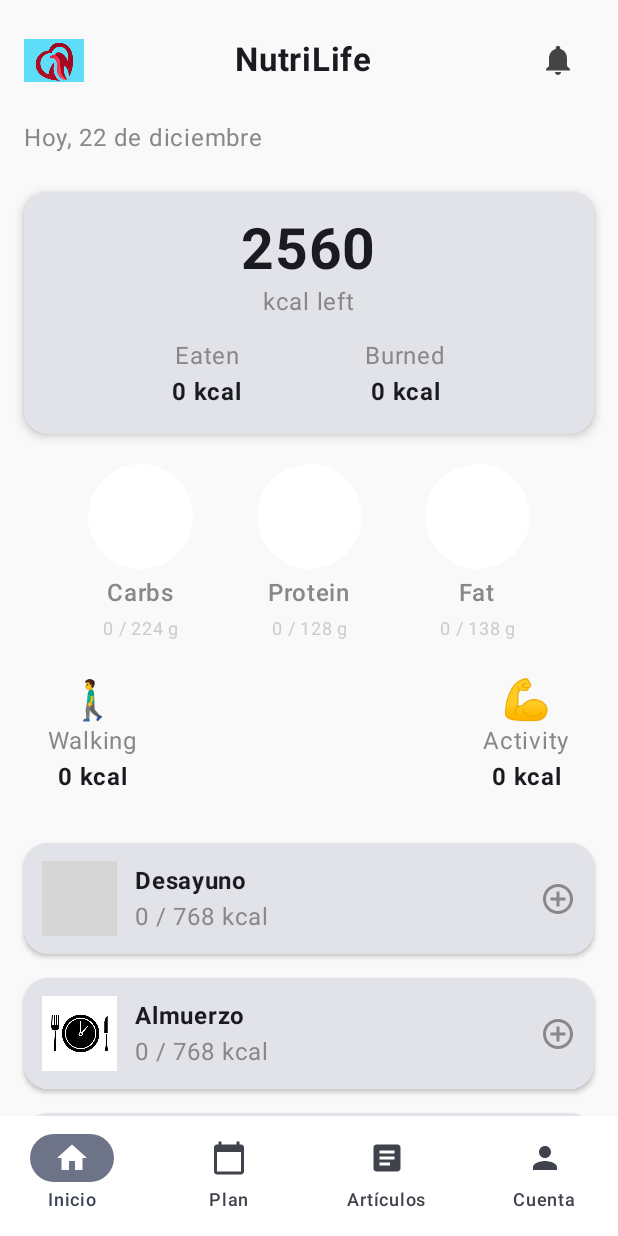
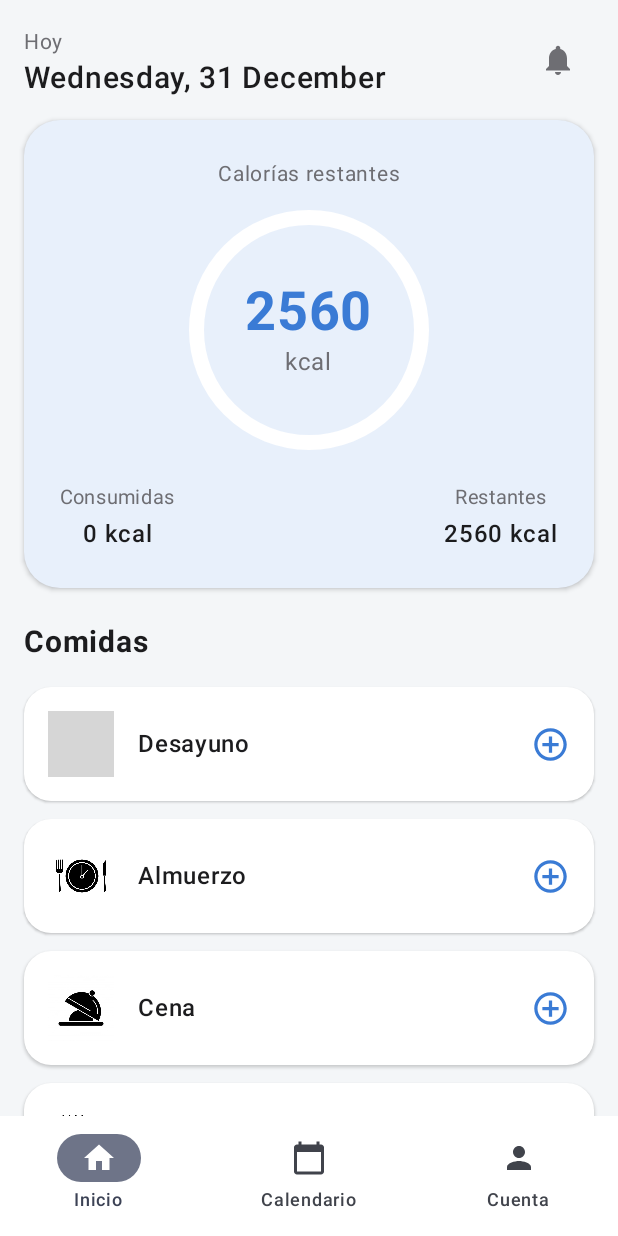
Before and after one commit to Jose-ops789/Nutrilive, an Android app built with Jetpack Compose: the HomeScreen screen opened through its navigation route, on a phone screen of 412 x 824 dp. Run offline under Robolectric (Android 15) with nearby library versions, the phone set to English and light mode, and no system bars; grey boxes are pictures that could not be loaded.

Commit message:
avance nuevo

```diff
--- a/app/src/main/java/screens/CaloriesState.kt
+++ b/app/src/main/java/screens/CaloriesState.kt
@@ -1,17 +1,32 @@
 package screens
-
-
 
 import androidx.compose.runtime.mutableIntStateOf
 
 object CaloriesState {
 
-    // calorías consumidas totales
+    // 🔥 Total diario
+    val totalCalories = mutableIntStateOf(2560)
+
+    // 🔥 Consumidas
     val eatenCalories = mutableIntStateOf(0)
 
-    // calorías por comida
+    // 🔥 Restantes
+    val leftCalories = mutableIntStateOf(2560)
+
+    // Por comida
     val breakfastCalories = mutableIntStateOf(0)
     val lunchCalories = mutableIntStateOf(0)
     val dinnerCalories = mutableIntStateOf(0)
     val snacksCalories = mutableIntStateOf(0)
+
+    fun recalculate() {
+        eatenCalories.intValue =
+            breakfastCalories.intValue +
+                    lunchCalories.intValue +
+                    dinnerCalories.intValue +
+                    snacksCalories.intValue
+
+        leftCalories.intValue =
+            totalCalories.intValue - eatenCalories.intValue
+    }
 }
--- a/app/src/main/java/screens/HomeScreen.kt
+++ b/app/src/main/java/screens/HomeScreen.kt
@@ -4,37 +4,16 @@ import androidx.annotation.DrawableRes
 import androidx.compose.foundation.Image
 import androidx.compose.foundation.background
 import androidx.compose.foundation.clickable
-import androidx.compose.foundation.layout.Arrangement
-import androidx.compose.foundation.layout.Box
-import androidx.compose.foundation.layout.Column
-import androidx.compose.foundation.layout.Row
-import androidx.compose.foundation.layout.Spacer
-import androidx.compose.foundation.layout.fillMaxSize
-import androidx.compose.foundation.layout.fillMaxWidth
-import androidx.compose.foundation.layout.height
-import androidx.compose.foundation.layout.padding
-import androidx.compose.foundation.layout.size
-import androidx.compose.foundation.layout.width
+import androidx.compose.foundation.layout.*
 import androidx.compose.foundation.rememberScrollState
-import androidx.compose.foundation.shape.CircleShape
 import androidx.compose.foundation.shape.RoundedCornerShape
 import androidx.compose.foundation.verticalScroll
 import androidx.compose.material.icons.Icons
-import androidx.compose.material.icons.automirrored.filled.Article
-import androidx.compose.material.icons.filled.AddCircleOutline
-import androidx.compose.material.icons.filled.CalendarToday
-import androidx.compose.material.icons.filled.Home
-import androidx.compose.material.icons.filled.Notifications
-import androidx.compose.material.icons.filled.Person
-import androidx.compose.material3.Card
-import androidx.compose.material3.CardDefaults
-import androidx.compose.material3.Icon
-import androidx.compose.material3.IconButton
-import androidx.compose.material3.NavigationBar
-import androidx.compose.material3.NavigationBarItem
-import androidx.compose.material3.Scaffold
-import androidx.compose.material3.Text
+import androidx.compose.material.icons.filled.*
+import androidx.compose.material3.*
+import androidx.compose.material3.CircularProgressIndicator
 import androidx.compose.runtime.Composable
+import androidx.compose.runtime.remember
 import androidx.compose.ui.Alignment
 import androidx.compose.ui.Modifier
 import androidx.compose.ui.graphics.Color
@@ -44,285 +23,270 @@ import androidx.compose.ui.tooling.preview.Preview
 import androidx.compose.ui.unit.dp
 import androidx.compose.ui.unit.sp
 import com.example.nutrilive.R
+import java.text.SimpleDateFormat
+import java.util.Date
+import java.util.Locale
+
+/* ---------------------- COLORS ---------------------- */
+
+private val Background = Color(0xFFF4F6F8)
+private val Primary = Color(0xFF3A7BD5)
+private val PrimarySoft = Color(0xFFE8F0FB)
+private val TextMain = Color(0xFF1C1C1E)
+private val TextSecondary = Color(0xFF6E6E73)
+
+/* ---------------------- HOME ---------------------- */
 
 @Composable
 fun HomeScreen(
     onAccountClick: () -> Unit = {},
-    onMealClick: (String) -> Unit = {} // <-- por ahora solo avisa "desayuno", "almuerzo", etc.
+    onMealClick: (String) -> Unit = {}
 ) {
     Scaffold(
+        containerColor = Background,
         bottomBar = { BottomNavigationBar() }
-    ) { innerPadding ->
+    ) { padding ->
+
         Column(
             modifier = Modifier
-                .fillMaxSize()
-                .padding(innerPadding)
+                .padding(padding)
                 .verticalScroll(rememberScrollState())
-                .background(Color(0xFFF9F9F9))
                 .padding(16.dp)
         ) {
-            // Encabezado superior
-            Row(
-                modifier = Modifier.fillMaxWidth(),
-                horizontalArrangement = Arrangement.SpaceBetween,
-                verticalAlignment = Alignment.CenterVertically
-            ) {
-                Icon(
-                    painter = painterResource(id = R.drawable.logo_nutrilife),
-                    contentDescription = "Logo",
-                    tint = Color.Unspecified,
-                    modifier = Modifier.size(40.dp)
-                )
 
-                Text(
-                    text = "NutriLife",
-                    fontSize = 22.sp,
-                    fontWeight = FontWeight.Bold
-                )
-
-                IconButton(onClick = onAccountClick) {
-                    Icon(
-                        imageVector = Icons.Default.Notifications,
-                        contentDescription = "Notificaciones",
-                        tint = Color.DarkGray
-                    )
-                }
-            }
+            Header(onAccountClick)
 
             Spacer(modifier = Modifier.height(16.dp))
 
-            // Fecha
-            Text(
-                text = "Hoy, 22 de diciembre",
-                fontSize = 16.sp,
-                color = Color.Gray
-            )
-
-            Spacer(modifier = Modifier.height(16.dp))
-
-            // Calorías totales (mock)
-            Card(
-                modifier = Modifier
-                    .fillMaxWidth()
-                    .padding(vertical = 8.dp),
-                shape = RoundedCornerShape(16.dp),
-                elevation = CardDefaults.cardElevation(4.dp)
-            ) {
-                Column(
-                    modifier = Modifier
-                        .fillMaxWidth()
-                        .padding(16.dp),
-                    horizontalAlignment = Alignment.CenterHorizontally
-                ) {
-                    Text("2560", fontSize = 38.sp, fontWeight = FontWeight.Bold)
-                    Text("kcal left", color = Color.Gray)
-                    Spacer(modifier = Modifier.height(12.dp))
-
-                    Row(
-                        horizontalArrangement = Arrangement.SpaceEvenly,
-                        modifier = Modifier.fillMaxWidth()
-                    ) {
-                        Column(horizontalAlignment = Alignment.CenterHorizontally) {
-                            Text("Eaten", color = Color.Gray)
-                            Text(
-                                "${CaloriesState.eatenCalories.intValue} kcal",
-                                fontWeight = FontWeight.Bold
-                            )
-                        }
-                        Column(horizontalAlignment = Alignment.CenterHorizontally) {
-                            Text("Burned", color = Color.Gray)
-                            Text(
-                                "${CaloriesState.eatenCalories.intValue} kcal",
-                                fontWeight = FontWeight.Bold
-                            )
-                        }
-                    }
-                }
-            }
-
-            Spacer(modifier = Modifier.height(12.dp))
-
-            // Macronutrientes (mock)
-            Row(
-                modifier = Modifier.fillMaxWidth(),
-                horizontalArrangement = Arrangement.SpaceEvenly
-            ) {
-                NutrientCircle("Carbs", "0 / 224 g", Color(0xFFE57373))
-                NutrientCircle("Protein", "0 / 128 g", Color(0xFFFFB74D))
-                NutrientCircle("Fat", "0 / 138 g", Color(0xFF64B5F6))
-            }
-
-            Spacer(modifier = Modifier.height(20.dp))
-
-            // Actividad (mock)
-            Row(
-                modifier = Modifier
-                    .fillMaxWidth()
-                    .padding(horizontal = 16.dp),
-                horizontalArrangement = Arrangement.SpaceBetween
-            ) {
-                ActivityCard("🚶‍♂️", "Walking", "0 kcal")
-                ActivityCard("💪", "Activity", "0 kcal")
-            }
+            CaloriesCard()
 
             Spacer(modifier = Modifier.height(24.dp))
 
-            // ✅ Secciones de comida (como tu diseño)
-            FoodSection(
-                title = "Desayuno",
-                imageRes = R.drawable.breakfast,
-                kcal = 768,
-                onClick = { onMealClick("desayuno") }
-            )
-            FoodSection(
-                title = "Almuerzo",
-                imageRes = R.drawable.lunch,
-                kcal = 768,
-                onClick = { onMealClick("almuerzo") }
-            )
-            FoodSection(
-                title = "Cena",
-                imageRes = R.drawable.dinner,
-                kcal = 768,
-                onClick = { onMealClick("cena") }
-            )
-            FoodSection(
-                title = "Aperitivos",
-                imageRes = R.drawable.snack,
-                kcal = 256,
-                onClick = { onMealClick("aperitivos") }
-            )
+            MealsSection(onMealClick)
 
             Spacer(modifier = Modifier.height(80.dp))
         }
     }
 }
 
+/* ---------------------- HEADER ---------------------- */
+
 @Composable
-fun NutrientCircle(title: String, amount: String, color: Color) {
-    Column(horizontalAlignment = Alignment.CenterHorizontally) {
-        Box(
-            modifier = Modifier
-                .size(70.dp)
-                .background(Color.White, CircleShape)
-                .padding(6.dp),
-            contentAlignment = Alignment.Center
-        ) {
-            Box(
-                modifier = Modifier
-                    .size(64.dp)
-                    .background(Color.Transparent, CircleShape)
-                    .padding(6.dp)
-            )
-            // círculo simple (mock)
-            Box(
-                modifier = Modifier
-                    .size(64.dp)
-                    .background(Color.Transparent, CircleShape)
+private fun Header(onAccountClick: () -> Unit) {
+    val dateText = remember {
+        val formatter = SimpleDateFormat("EEEE, dd MMMM", Locale.getDefault())
+        formatter.format(Date())
+    }
+
+    Row(
+        modifier = Modifier.fillMaxWidth(),
+        horizontalArrangement = Arrangement.SpaceBetween,
+        verticalAlignment = Alignment.CenterVertically
+    ) {
+        Column {
+            Text("Hoy", color = TextSecondary, fontSize = 14.sp)
+            Text(
+                dateText,
+                fontSize = 20.sp,
+                fontWeight = FontWeight.SemiBold,
+                color = TextMain
             )
         }
 
-        Spacer(modifier = Modifier.height(4.dp))
-        Text(title, color = Color.Gray, fontWeight = FontWeight.Medium)
-        Text(amount, fontSize = 12.sp, color = Color.LightGray)
+        IconButton(onClick = onAccountClick) {
+            Icon(
+                Icons.Default.Notifications,
+                contentDescription = null,
+                tint = TextSecondary
+            )
+        }
     }
 }
 
+/* ---------------------- CALORIES ---------------------- */
+
 @Composable
-fun ActivityCard(icon: String, label: String, kcal: String) {
-    Column(horizontalAlignment = Alignment.CenterHorizontally) {
-        Text(icon, fontSize = 26.sp)
-        Text(label, color = Color.Gray)
-        Text(kcal, fontWeight = FontWeight.Bold)
+private fun CaloriesCard() {
+
+    val animatedCalories = androidx.compose.animation.core.animateIntAsState(
+        targetValue = CaloriesState.leftCalories.intValue,
+        label = "calories-animation"
+    )
+
+    val progress = CaloriesState.eatenCalories.intValue.toFloat() /
+            CaloriesState.totalCalories.intValue.toFloat()
+
+    Card(
+        shape = RoundedCornerShape(24.dp),
+        colors = CardDefaults.cardColors(containerColor = PrimarySoft),
+        elevation = CardDefaults.cardElevation(2.dp),
+        modifier = Modifier.fillMaxWidth()
+    ) {
+        Column(
+            modifier = Modifier.padding(24.dp),
+            horizontalAlignment = Alignment.CenterHorizontally
+        ) {
+
+            Text(
+                "Calorías restantes",
+                color = TextSecondary,
+                fontSize = 14.sp
+            )
+
+            Spacer(modifier = Modifier.height(12.dp))
+
+            Box(
+                contentAlignment = Alignment.Center,
+                modifier = Modifier.size(160.dp)
+            ) {
+
+                CircularProgressIndicator(
+                progress = { progress.coerceIn(0f, 1f) },
+                modifier = Modifier.fillMaxSize(),
+                color = Primary,
+                strokeWidth = 10.dp,
+                trackColor = Color.White,
+                strokeCap = ProgressIndicatorDefaults.CircularDeterminateStrokeCap,
+                )
+
+                Column(horizontalAlignment = Alignment.CenterHorizontally) {
+                    Text(
+                        "${animatedCalories.value}",
+                        fontSize = 36.sp,
+                        fontWeight = FontWeight.Bold,
+                        color = Primary
+                    )
+                    Text("kcal", color = TextSecondary)
+                }
+            }
+
+            Spacer(modifier = Modifier.height(20.dp))
+
+            Row(
+                modifier = Modifier.fillMaxWidth(),
+                horizontalArrangement = Arrangement.SpaceBetween
+            ) {
+                Stat("Consumidas", CaloriesState.eatenCalories.intValue)
+                Stat("Restantes", CaloriesState.leftCalories.intValue)
+            }
+        }
     }
 }
 
-/**
- * ✅ ESTA ES LA FUNCIÓN QUE TE DABA ERROR
- * Ahora tiene el parámetro onClick, así ya no sale:
- * "No value passed for parameter 'onClick'"
- */
+
+
 @Composable
-fun FoodSection(
+private fun Stat(label: String, value: Int) {
+    Column(horizontalAlignment = Alignment.CenterHorizontally) {
+        Text(label, color = TextSecondary, fontSize = 13.sp)
+        Text(
+            "$value kcal",
+            fontWeight = FontWeight.SemiBold,
+            color = TextMain
+        )
+    }
+}
+
+/* ---------------------- MEALS ---------------------- */
+
+@Composable
+private fun MealsSection(onMealClick: (String) -> Unit) {
+    Text(
+        "Comidas",
+        fontSize = 20.sp,
+        fontWeight = FontWeight.Bold,
+        color = TextMain
+    )
+
+    Spacer(modifier = Modifier.height(12.dp))
+
+    MealItem("Desayuno", R.drawable.breakfast) { onMealClick("desayuno") }
+    MealItem("Almuerzo", R.drawable.lunch) { onMealClick("almuerzo") }
+    MealItem("Cena", R.drawable.dinner) { onMealClick("cena") }
+    MealItem("Aperitivos", R.drawable.snack) { onMealClick("aperitivos") }
+}
+
+/* ---------------------- MEAL ITEM ---------------------- */
+
+@Composable
+fun MealItem(
     title: String,
-    @DrawableRes imageRes: Int,
-    kcal: Int,
+    @DrawableRes image: Int,
     onClick: () -> Unit
 ) {
     Card(
         modifier = Modifier
             .fillMaxWidth()
-            .padding(vertical = 8.dp)
+            .padding(vertical = 6.dp)
             .clickable { onClick() },
-        shape = RoundedCornerShape(16.dp),
-        elevation = CardDefaults.cardElevation(2.dp)
+        shape = RoundedCornerShape(18.dp),
+        colors = CardDefaults.cardColors(containerColor = Color.White),
+        elevation = CardDefaults.cardElevation(1.dp)
     ) {
         Row(
-            modifier = Modifier
-                .fillMaxWidth()
-                .padding(12.dp),
-            verticalAlignment = Alignment.CenterVertically,
-            horizontalArrangement = Arrangement.SpaceBetween
+            modifier = Modifier.padding(16.dp),
+            verticalAlignment = Alignment.CenterVertically
         ) {
-            Row(verticalAlignment = Alignment.CenterVertically) {
-                Image(
-                    painter = painterResource(id = imageRes),
-                    contentDescription = title,
-                    modifier = Modifier.size(50.dp)
-                )
-                Spacer(modifier = Modifier.width(12.dp))
-                Column {
-                    Text(title, fontWeight = FontWeight.Bold)
-                    Text("0 / $kcal kcal", color = Color.Gray)
-                }
-            }
+
+            Image(
+                painter = painterResource(id = image),
+                contentDescription = null,
+                modifier = Modifier.size(44.dp)
+            )
+
+            Spacer(modifier = Modifier.width(16.dp))
+
+            Text(
+                title,
+                fontSize = 16.sp,
+                fontWeight = FontWeight.Medium,
+                color = TextMain,
+                modifier = Modifier.weight(1f)
+            )
+
             Icon(
-                imageVector = Icons.Default.AddCircleOutline,
-                contentDescription = "Agregar",
-                tint = Color.Gray
+                Icons.Default.AddCircleOutline,
+                contentDescription = null,
+                tint = Primary,
+                modifier = Modifier.size(26.dp)
             )
         }
     }
 }
 
+/* ---------------------- BOTTOM NAV ---------------------- */
+
 @Composable
 fun BottomNavigationBar() {
-    NavigationBar(containerColor = Color.White) {
+    NavigationBar(containerColor = Color.White, tonalElevation = 4.dp) {
+
         NavigationBarItem(
-            icon = { Icon(Icons.Default.Home, contentDescription = "Inicio") },
-            label = { Text("Inicio") },
             selected = true,
-            onClick = {}
+            onClick = {},
+            icon = { Icon(Icons.Default.Home, null) },
+            label = { Text("Inicio") }
         )
+
         NavigationBarItem(
-            icon = { Icon(Icons.Default.CalendarToday, contentDescription = "Plan") },
-            label = { Text("Plan") },
             selected = false,
-            onClick = {}
+            onClick = {},
+            icon = { Icon(Icons.Default.CalendarToday, null) },
+            label = { Text("Calendario") }
         )
+
         NavigationBarItem(
-            icon = { Icon(Icons.AutoMirrored.Filled.Article, contentDescription = "Artículos") },
-            label = { Text("Artículos") },
             selected = false,
-            onClick = {}
-        )
-        NavigationBarItem(
-            icon = { Icon(Icons.Default.Person, contentDescription = "Cuenta") },
-            label = { Text("Cuenta") },
-            selected = false,
-            onClick = {}
+            onClick = {},
+            icon = { Icon(Icons.Default.Person, null) },
+            label = { Text("Cuenta") }
         )
     }
 }
 
-@Preview(showSystemUi = true, name = "Home Screen - Full View")
+/* ---------------------- PREVIEW ---------------------- */
+
+@Preview(showSystemUi = true)
 @Composable
-fun HomeScreenPreview() {
-    HomeScreen(
-        onAccountClick = {},
-        onMealClick = { mealType ->
-            // solo para probar en preview
-            println("Meal click: $mealType")
-        }
-    )
+fun HomePreview() {
+    HomeScreen()
 }
--- a/app/src/main/java/screens/MealSelectionScreen.kt
+++ b/app/src/main/java/screens/MealSelectionScreen.kt
@@ -161,15 +161,23 @@ fun MealSelectionScreen(
 
                 Button(
                     onClick = {
-                        navController?.currentBackStackEntry
-                            ?.savedStateHandle
-                            ?.set("foods", selectedFoods)
 
-                        navController?.navigate("meal_summary/$mealType")
+                        val calories = selectedFoods.sumOf { it.calories }
+
+                        when (mealType.lowercase()) {
+                            "desayuno" -> CaloriesState.breakfastCalories.intValue += calories
+                            "almuerzo" -> CaloriesState.lunchCalories.intValue += calories
+                            "cena" -> CaloriesState.dinnerCalories.intValue += calories
+                            "aperitivos" -> CaloriesState.snacksCalories.intValue += calories
+                        }
+
+                        CaloriesState.recalculate()
+
+                        navController?.popBackStack()
                     },
-                    colors = ButtonDefaults.buttonColors(containerColor = Color(0xFF5CD6C0))
+                    modifier = Modifier.fillMaxWidth()
                 ) {
-                    Text("Ver (${selectedFoods.size})", color = Color.White)
+                    Text("Guardar comida")
                 }
             }
         }
```
